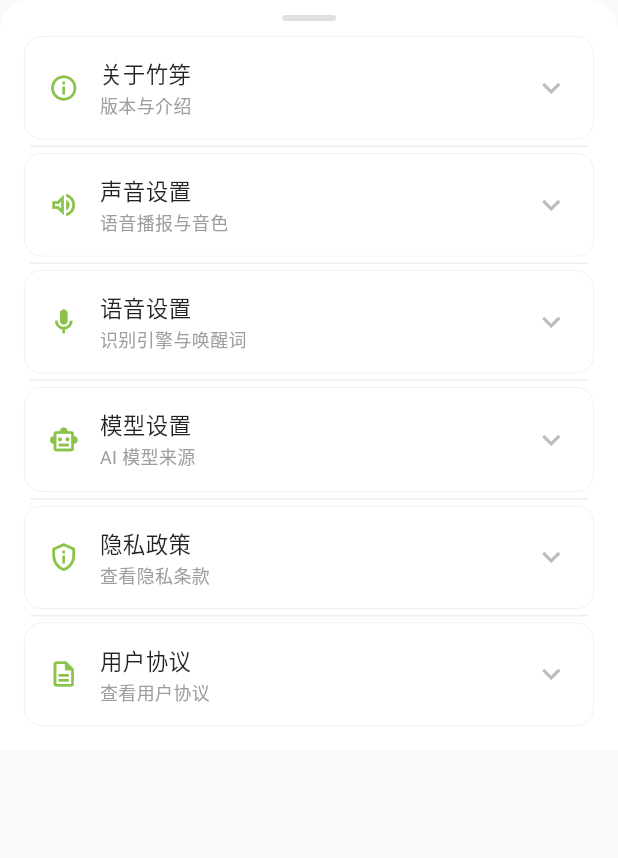
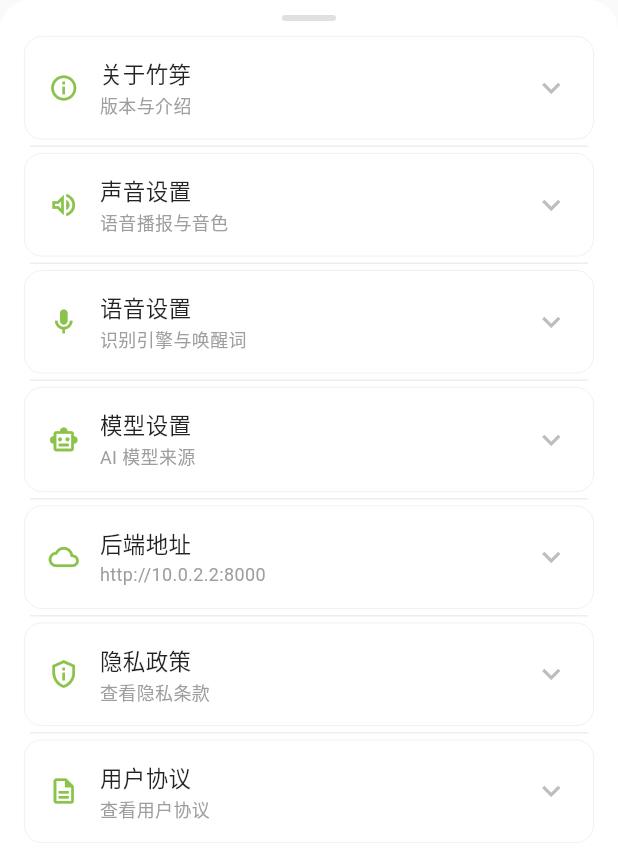
Before and after one commit to missgl520/idiot-dog, a Flutter app: the SettingsSheet widget shown alone on an empty page, opened directly, on a phone screen of 412 x 824 dp. Shown: the top 858 px of the screen. Run offline on Flutter 3.47's test engine with Material 3 defaults, Android fonts, the phone set to English and light mode, and no system bars; our stand-ins replace dio, file_picker, flutter_riverpod, flutter_secure_storage, flutter_tts, go_router and 5 more; missing offline and left inert: flutter_live2d, livekit_client, pointycastle; accounts and stored records are empty; network calls fail.

Commit message:
feat: 设置页支持修改后端地址；release 签名安全回退；生产密钥/域名编译期注入

```diff
--- a/lib/core/config.dart
+++ b/lib/core/config.dart
@@ -29,9 +29,11 @@ class BackendConfig {
   // 这些值会被 Hive 里的值覆盖
 
   /// 后端服务地址
-  /// 开发环境默认：ngrok 穿透地址
-  /// 生产环境：需要换成真实服务器域名
-  static const String _defaultBaseUrl = 'http://10.0.2.2:8000';
+  /// 开发环境默认：安卓模拟器地址 http://10.0.2.2:8000
+  /// 生产环境：打包时用 --dart-define=ZHUYU_API_BASE_URL=https://你的域名:8000 注入
+  ///   （也可直接用 http://域名:8000，但公网强烈建议走 HTTPS）
+  static const String _defaultBaseUrl =
+      String.fromEnvironment('ZHUYU_API_BASE_URL', defaultValue: 'http://10.0.2.2:8000');
 
   /// 默认唤醒词（用户还没设置过时的兜底值）
   static const String _defaultWakeWord = '竹笌竹笌';
--- a/lib/pages/settings/menu_panel.dart
+++ b/lib/pages/settings/menu_panel.dart
@@ -271,7 +271,8 @@ class _MenuPanelState extends ConsumerState<MenuPanel> {
             ),
             const SizedBox(height: 4),
             const Text(
-              '本机调试：电脑运行后端后用局域网 IP；安卓模拟器用 http://10.0.2.2:8000',
+              '本机调试：电脑运行后端后用局域网 IP；安卓模拟器用 http://10.0.2.2:8000。'
+              '部署到云服务器后填公网域名，如 http://你的域名:8000（公网建议用 https）。',
               style: TextStyle(fontSize: 11, color: Colors.grey),
             ),
           ],
--- a/lib/pages/settings/settings_sheet.dart
+++ b/lib/pages/settings/settings_sheet.dart
@@ -17,6 +17,7 @@ import 'package:flutter/material.dart';
 import 'package:flutter_riverpod/flutter_riverpod.dart';
 import 'package:go_router/go_router.dart';
 import 'package:hive_flutter/hive_flutter.dart';
+import '../../core/services/backend_service.dart';
 import '../../core/theme/app_theme.dart';
 import '../../presentation/providers/app_providers.dart';
 
@@ -95,6 +96,17 @@ class SettingsSheet extends ConsumerWidget {
               expanded: expanded == 'model',
               onTap: () => _toggle(ref, 'model'),
               children: const _ModelContent(),
+            ),
+
+            _MenuDivider(isDark: isDark),
+
+            _MenuItem(
+              title: '后端地址',
+              subtitle: BackendConfig.instance.baseUrl,
+              icon: Icons.cloud_outlined,
+              expanded: expanded == 'backend',
+              onTap: () => _toggle(ref, 'backend'),
+              children: const _BackendUrlContent(),
             ),
 
             _MenuDivider(isDark: isDark),
@@ -245,6 +257,113 @@ class _MenuItem extends ConsumerWidget {
           duration: const Duration(milliseconds: 250),
         ),
       ],
+    );
+  }
+}
+
+// ── 后端地址 内容 ──
+class _BackendUrlContent extends StatefulWidget {
+  const _BackendUrlContent();
+
+  @override
+  State<_BackendUrlContent> createState() => _BackendUrlContentState();
+}
+
+class _BackendUrlContentState extends State<_BackendUrlContent> {
+  final _controller = TextEditingController(text: BackendConfig.instance.baseUrl);
+  bool _saving = false;
+  String? _hint;
+
+  @override
+  void dispose() {
+    _controller.dispose();
+    super.dispose();
+  }
+
+  Future<void> _save() async {
+    final url = _controller.text.trim();
+    if (url.isEmpty) return;
+    setState(() => _saving = true);
+    String? msg;
+    try {
+      BackendService.instance.setBackendUrl(url);
+      final ok = await BackendService.instance.healthCheck();
+      msg = ok
+          ? '已保存并成功连接后端 ✅'
+          : '已保存，但暂时连不上后端（请确认后端已启动、地址与端口正确）';
+    } catch (_) {
+      msg = '地址格式不正确：需以 http:// 或 https:// 开头';
+    }
+    if (!mounted) return;
+    setState(() {
+      _saving = false;
+      _hint = msg;
+    });
+  }
+
+  @override
+  Widget build(BuildContext context) {
+    final isDark = Theme.of(context).brightness == Brightness.dark;
+    return Container(
+      padding: const EdgeInsets.fromLTRB(20, 8, 20, 16),
+      child: Column(
+        crossAxisAlignment: CrossAxisAlignment.start,
+        children: [
+          const Text(
+            '竹笌需要连接到后端才能聊天、记忆与同步。填写后端服务地址（http/https）。',
+            style: TextStyle(fontSize: 13, color: Colors.black54),
+          ),
+          const SizedBox(height: 12),
+          TextField(
+            controller: _controller,
+            decoration: const InputDecoration(
+              labelText: '后端地址',
+              hintText: '例如 http://192.168.1.100:8000',
+              border: OutlineInputBorder(),
+              isDense: true,
+            ),
+            keyboardType: TextInputType.url,
+            textInputAction: TextInputAction.done,
+            onSubmitted: (_) => _save(),
+          ),
+          const SizedBox(height: 4),
+          const Text(
+            '本机调试：电脑运行后端后用局域网 IP；安卓模拟器用 http://10.0.2.2:8000。'
+            '部署到云服务器后填公网域名，如 http://你的域名:8000（公网建议用 https）。',
+            style: TextStyle(fontSize: 11, color: Colors.grey),
+          ),
+          const SizedBox(height: 12),
+          Row(
+            children: [
+              FilledButton.icon(
+                onPressed: _saving ? null : _save,
+                icon: _saving
+                    ? const SizedBox(
+                        width: 16,
+                        height: 16,
+                        child: CircularProgressIndicator(strokeWidth: 2),
+                      )
+                    : const Icon(Icons.save_outlined, size: 18),
+                label: const Text('保存'),
+              ),
+              if (_hint != null) ...[
+                const SizedBox(width: 12),
+                Expanded(
+                  child: Text(
+                    _hint!,
+                    style: TextStyle(
+                      fontSize: 12,
+                      color: _hint!.contains('✅')
+                          ? Colors.green
+                          : (isDark ? Colors.orangeAccent : Colors.deepOrange),
+                    ),
+                  ),
+                ),
+              ],
+            ],
+          ),
+        ],
+      ),
     );
   }
 }
```
Also changed, not shown: lib/main.dart (+4 -3 lines), 1 other file.
